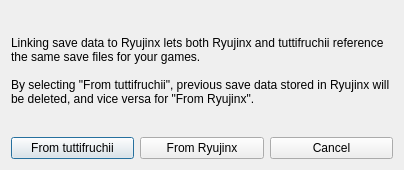
Before: the Qt Designer form src/lichii/ryujinx_dialog.ui in codyrainy-bit/TuttiFruchii, drawn with Qt 5.
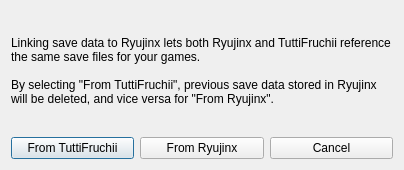
After: the same form once the commit is applied.

Commit message: branding: spell the product TuttiFruchii everywhere

Diff of the .ui file:
```diff
--- a/src/lichii/ryujinx_dialog.ui
+++ b/src/lichii/ryujinx_dialog.ui
@@ -23,9 +23,9 @@
       </sizepolicy>
      </property>
      <property name="text">
-      <string>Linking save data to Ryujinx lets both Ryujinx and tuttifruchii reference the same save files for your games.
+      <string>Linking save data to Ryujinx lets both Ryujinx and TuttiFruchii reference the same save files for your games.
 
-By selecting &quot;From tuttifruchii&quot;, previous save data stored in Ryujinx will be deleted, and vice versa for &quot;From Ryujinx&quot;.</string>
+By selecting &quot;From TuttiFruchii&quot;, previous save data stored in Ryujinx will be deleted, and vice versa for &quot;From Ryujinx&quot;.</string>
      </property>
      <property name="wordWrap">
       <bool>true</bool>
@@ -37,7 +37,7 @@
      <item>
       <widget class="QPushButton" name="eden">
        <property name="text">
-      <string>From tuttifruchii</string>
+      <string>From TuttiFruchii</string>
        </property>
       </widget>
      </item>
```
The commit also changes 34 other files.
